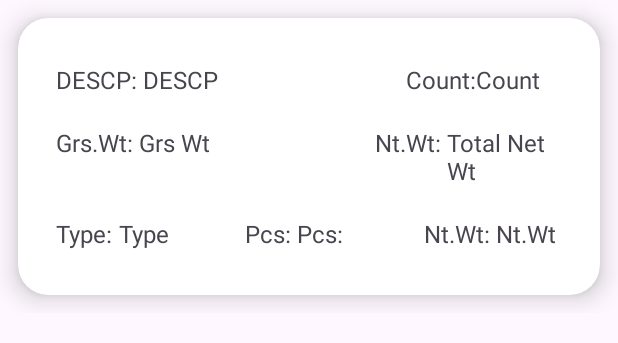
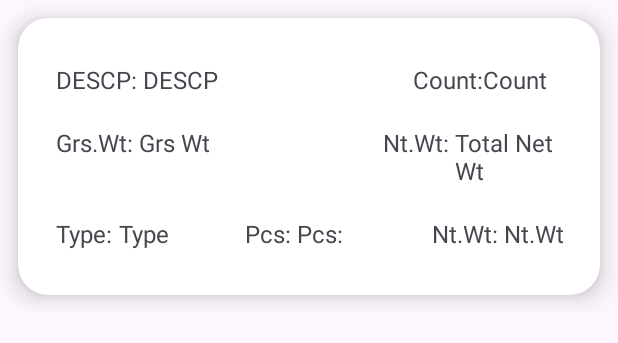
Before and after one commit to anshhu-man/AnshumanAcharya, an Android app: the layout card_design.xml on its own in the app's theme, with its tools: preview values and no code run, on a phone screen of 412 x 824 dp. Shown: the top 343 px of the screen. Run offline under Robolectric (Android 15) with nearby library versions, the phone set to English and light mode, and no system bars.

```diff
--- a/app/src/main/res/layout/card_design.xml
+++ b/app/src/main/res/layout/card_design.xml
@@ -48,7 +48,7 @@
                 <TextView
                     android:layout_width="match_parent"
                     android:layout_height="wrap_content"
-                    android:layout_marginStart="125dp"
+                    android:layout_marginStart="130dp"
                     android:layout_marginTop="10dp"
                     android:text="Count:"
                     android:textSize="16sp" />
@@ -85,7 +85,7 @@
                 <TextView
                     android:layout_width="match_parent"
                     android:layout_height="wrap_content"
-                    android:layout_marginStart="110dp"
+                    android:layout_marginStart="115dp"
                     android:layout_marginTop="10dp"
                     android:text="Nt.Wt: "
                     android:textSize="16sp" />
@@ -139,7 +139,7 @@
                 <TextView
                     android:layout_width="match_parent"
                     android:layout_height="wrap_content"
-                    android:layout_marginStart="50dp"
+                    android:layout_marginStart="55dp"
                     android:layout_marginTop="10dp"
                     android:text="Nt.Wt: "
                     android:textSize="16sp" />
```
Also changed, not shown: app/src/main/java/com/example/anshumanacharya/MainActivity.kt (+16 -2 lines).
